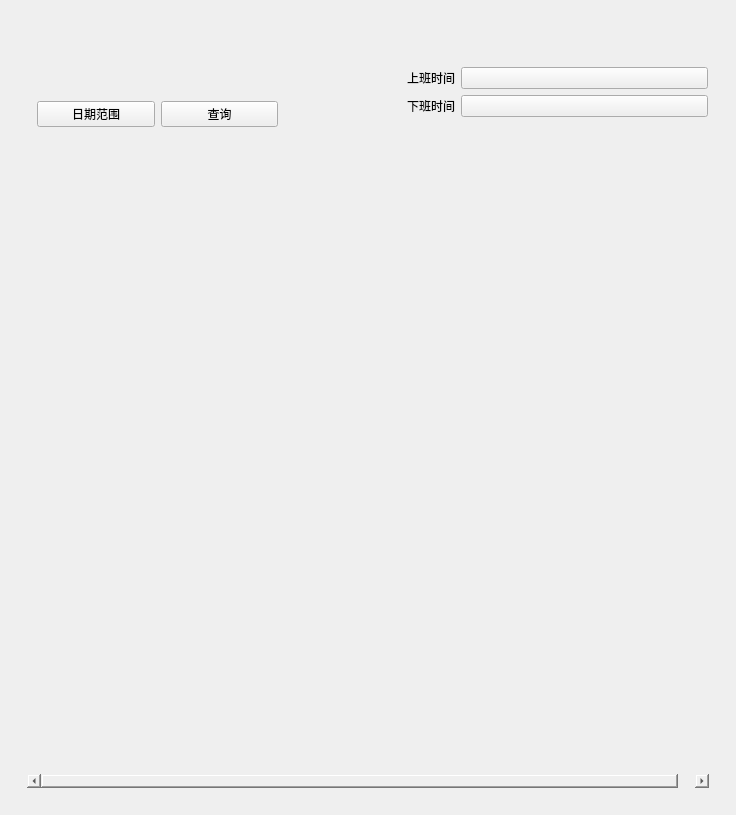
This is UI/Ui_attendance.ui in hq22-q/MihiroToolbox as Qt 5 draws it before an edit. The edited form follows.
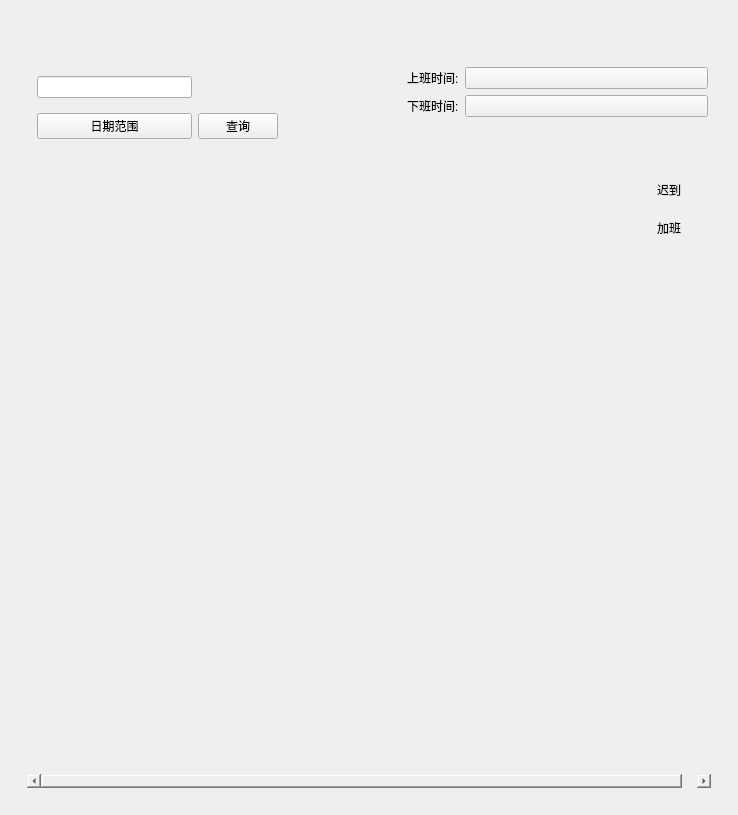
This is the edited form. Custom widgets are drawn as their Qt base class.

What changed in the file:
```diff
--- a/UI/Ui_attendance.ui
+++ b/UI/Ui_attendance.ui
@@ -6,7 +6,7 @@
    <rect>
     <x>0</x>
     <y>0</y>
-    <width>736</width>
+    <width>738</width>
     <height>815</height>
    </rect>
   </property>
@@ -43,26 +43,29 @@
         <property name="geometry">
          <rect>
           <x>10</x>
-          <y>30</y>
+          <y>10</y>
           <width>241</width>
-          <height>54</height>
+          <height>81</height>
          </rect>
         </property>
         <layout class="QGridLayout" name="gridLayout">
-         <item row="0" column="1">
+         <item row="1" column="1">
           <widget class="PushButton" name="select">
            <property name="text">
             <string>查询</string>
            </property>
           </widget>
          </item>
-         <item row="0" column="0">
+         <item row="1" column="0">
           <widget class="ComboBox" name="comboBox">
            <property name="text">
             <string>日期范围</string>
            </property>
           </widget>
          </item>
+         <item row="0" column="0">
+          <widget class="LineEdit" name="id"/>
+         </item>
         </layout>
        </widget>
        <widget class="QWidget" name="formLayoutWidget">
@@ -85,14 +88,14 @@
          <item row="0" column="0">
           <widget class="PixmapLabel" name="label">
            <property name="text">
-            <string>上班时间</string>
+            <string>上班时间:</string>
            </property>
           </widget>
          </item>
          <item row="1" column="0">
           <widget class="PixmapLabel" name="label_2">
            <property name="text">
-            <string>下班时间</string>
+            <string>下班时间:</string>
            </property>
           </widget>
          </item>
@@ -158,6 +161,32 @@
           </rect>
          </property>
         </widget>
+        <widget class="QWidget" name="verticalLayoutWidget">
+         <property name="geometry">
+          <rect>
+           <x>610</x>
+           <y>0</y>
+           <width>71</width>
+           <height>80</height>
+          </rect>
+         </property>
+         <layout class="QVBoxLayout" name="verticalLayout">
+          <item>
+           <widget class="QRadioButton" name="late">
+            <property name="text">
+             <string>迟到</string>
+            </property>
+           </widget>
+          </item>
+          <item>
+           <widget class="QRadioButton" name="workOver">
+            <property name="text">
+             <string>加班</string>
+            </property>
+           </widget>
+          </item>
+         </layout>
+        </widget>
        </widget>
       </widget>
      </item>
@@ -197,6 +226,11 @@
    <extends>QPushButton</extends>
    <header location="global">qfluentwidgets</header>
   </customwidget>
+  <customwidget>
+   <class>LineEdit</class>
+   <extends>QLineEdit</extends>
+   <header location="global">qfluentwidgets</header>
+  </customwidget>
  </customwidgets>
  <resources/>
  <connections/>
```
